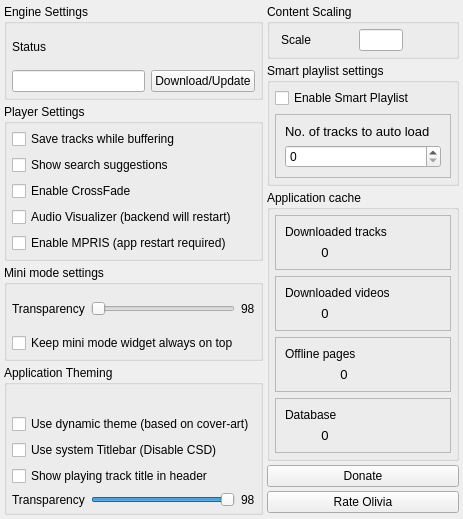
First picture: the form in settings.ui, repository keshavbhatt/olivia, before the edit.
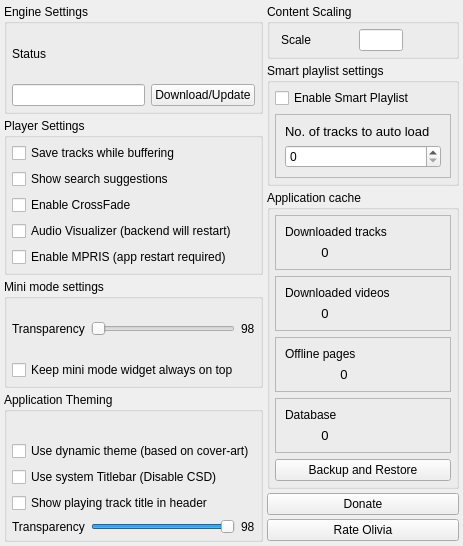
Second picture: the form after the edit. Icons and pictures are not drawn. Custom widgets are drawn as their Qt base class.

Commit message: integration of backup and restore feature added to mainwindow class, and settings dialog.

What changed in the file:
```diff
--- a/settings.ui
+++ b/settings.ui
@@ -7,7 +7,7 @@
     <x>0</x>
     <y>0</y>
     <width>463</width>
-    <height>519</height>
+    <height>546</height>
    </rect>
   </property>
   <property name="windowTitle">
@@ -939,6 +939,23 @@
             </layout>
            </widget>
           </item>
+          <item>
+           <widget class="QPushButton" name="backup_restore">
+            <property name="text">
+             <string>Backup and Restore</string>
+            </property>
+            <property name="icon">
+             <iconset resource="icons.qrc">
+              <normaloff>:/icons/others/restore.png</normaloff>:/icons/others/restore.png</iconset>
+            </property>
+            <property name="iconSize">
+             <size>
+              <width>15</width>
+              <height>15</height>
+             </size>
+            </property>
+           </widget>
+          </item>
          </layout>
         </widget>
        </item>
```
The commit also changes 2 other files.
